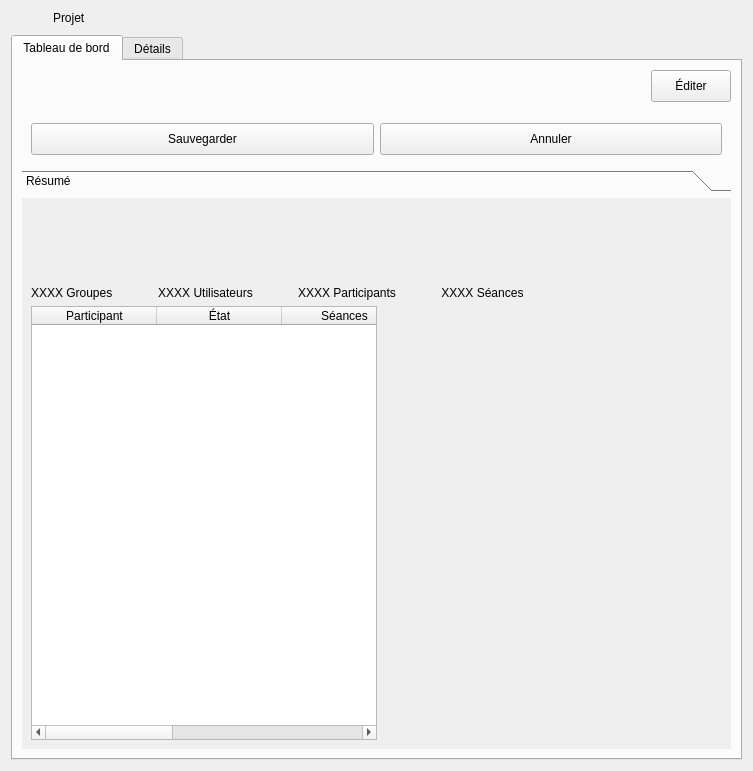
introlab/openteraplus, file client/src/editors/ProjectWidget.ui: the form before one commit.
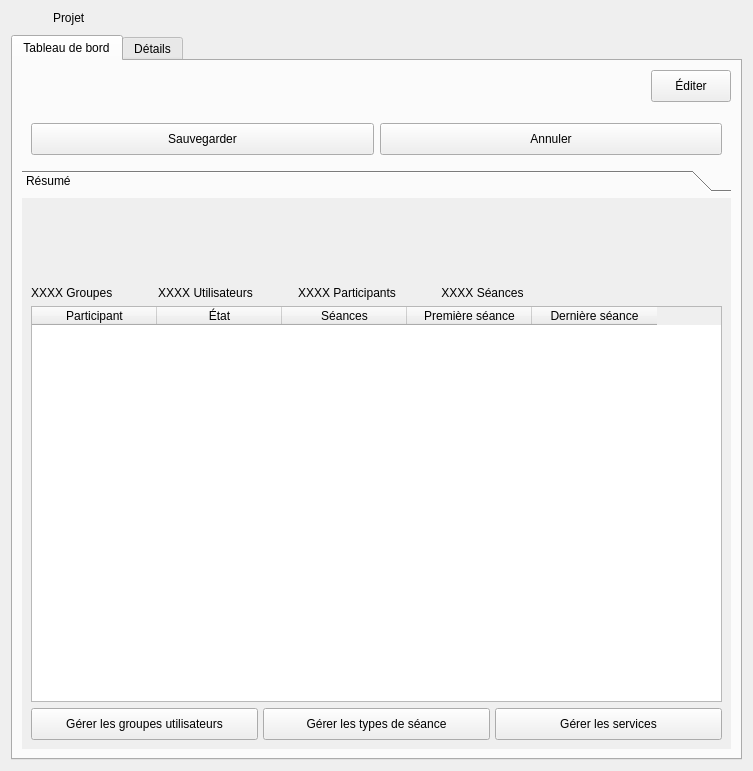
The form after the commit. The open tabs and pages were chosen to show the change. Icons and pictures are not drawn. Custom widgets are drawn as their Qt base class.

Commit message: Refs #1. Added session type edition on ProjectWidget. Managed access rights. Fixed issues with DeviceWidget.

Patch:
```diff
--- a/client/src/editors/ProjectWidget.ui
+++ b/client/src/editors/ProjectWidget.ui
@@ -528,7 +528,7 @@
                 <bool>true</bool>
                </attribute>
                <attribute name="horizontalHeaderStretchLastSection">
-                <bool>true</bool>
+                <bool>false</bool>
                </attribute>
                <column>
                 <property name="text">
@@ -569,18 +569,112 @@
                </column>
               </widget>
              </item>
+            </layout>
+           </item>
+           <item>
+            <layout class="QVBoxLayout" name="verticalLayout_9">
+             <property name="spacing">
+              <number>5</number>
+             </property>
              <item>
-              <spacer name="horizontalSpacer_3">
-               <property name="orientation">
-                <enum>Qt::Horizontal</enum>
-               </property>
-               <property name="sizeHint" stdset="0">
-                <size>
-                 <width>40</width>
-                 <height>20</height>
-                </size>
-               </property>
-              </spacer>
+              <layout class="QHBoxLayout" name="horizontalLayout_5">
+               <item>
+                <widget class="QPushButton" name="btnManageUserGroups">
+                 <property name="sizePolicy">
+                  <sizepolicy hsizetype="Expanding" vsizetype="Fixed">
+                   <horstretch>0</horstretch>
+                   <verstretch>0</verstretch>
+                  </sizepolicy>
+                 </property>
+                 <property name="minimumSize">
+                  <size>
+                   <width>200</width>
+                   <height>32</height>
+                  </size>
+                 </property>
+                 <property name="maximumSize">
+                  <size>
+                   <width>16777215</width>
+                   <height>16777215</height>
+                  </size>
+                 </property>
+                 <property name="cursor">
+                  <cursorShape>PointingHandCursor</cursorShape>
+                 </property>
+                 <property name="text">
+                  <string>Gérer les groupes utilisateurs</string>
+                 </property>
+                 <property name="icon">
+                  <iconset resource="../../resources/TeraClient.qrc">
+                   <normaloff>:/icons/usergroup.png</normaloff>:/icons/usergroup.png</iconset>
+                 </property>
+                </widget>
+               </item>
+               <item>
+                <widget class="QPushButton" name="btnManageSessionTypes">
+                 <property name="sizePolicy">
+                  <sizepolicy hsizetype="Expanding" vsizetype="Fixed">
+                   <horstretch>0</horstretch>
+                   <verstretch>0</verstretch>
+                  </sizepolicy>
+                 </property>
+                 <property name="minimumSize">
+                  <size>
+                   <width>200</width>
+                   <height>32</height>
+                  </size>
+                 </property>
+                 <property name="maximumSize">
+                  <size>
+                   <width>16777215</width>
+                   <height>16777215</height>
+                  </size>
+                 </property>
+                 <property name="cursor">
+                  <cursorShape>PointingHandCursor</cursorShape>
+                 </property>
+                 <property name="text">
+                  <string>Gérer les types de séance</string>
+                 </property>
+                 <property name="icon">
+                  <iconset resource="../../resources/TeraClient.qrc">
+                   <normaloff>:/icons/session_type.png</normaloff>:/icons/session_type.png</iconset>
+                 </property>
+                </widget>
+               </item>
+               <item>
+                <widget class="QPushButton" name="btnManageServices">
+                 <property name="sizePolicy">
+                  <sizepolicy hsizetype="Expanding" vsizetype="Fixed">
+                   <horstretch>0</horstretch>
+                   <verstretch>0</verstretch>
+                  </sizepolicy>
+                 </property>
+                 <property name="minimumSize">
+                  <size>
+                   <width>200</width>
+                   <height>32</height>
+                  </size>
+                 </property>
+                 <property name="maximumSize">
+                  <size>
+                   <width>16777215</width>
+                   <height>16777215</height>
+                  </size>
+                 </property>
+                 <property name="cursor">
+                  <cursorShape>PointingHandCursor</cursorShape>
+                 </property>
+                 <property name="text">
+                  <string>Gérer les services</string>
+                 </property>
+                 <property name="icon">
+                  <iconset resource="../../resources/TeraClient.qrc">
+                   <normaloff>:/icons/service.png</normaloff>:/icons/service.png</iconset>
+                 </property>
+                </widget>
+               </item>
+              </layout>
              </item>
             </layout>
            </item>
```
Left out of the diff: 366 changed lines with no effect on the pictures. The commit also changes 16 other files.
